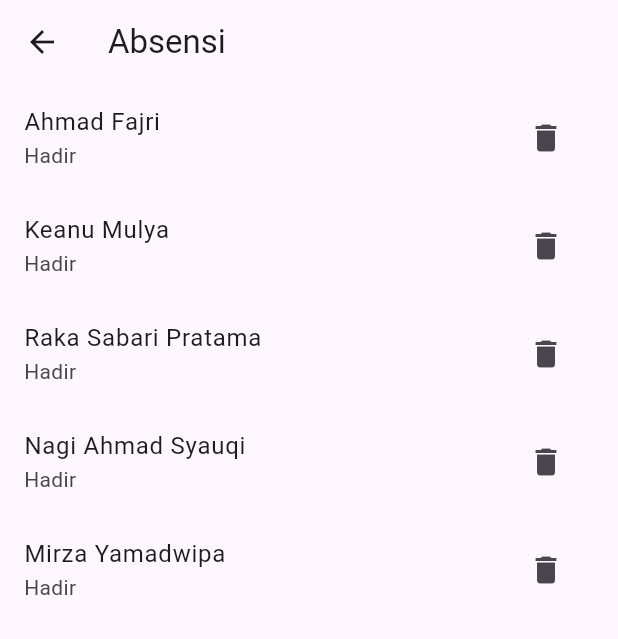
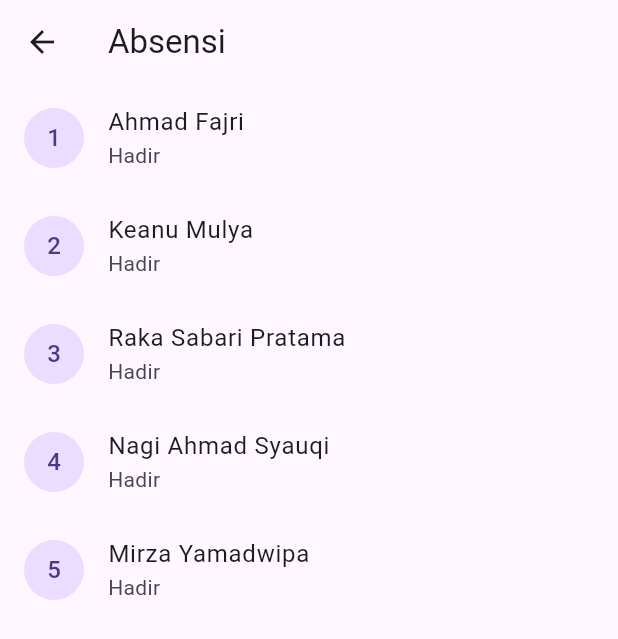
Before and after one commit to Redjri/Tugas-Bombayah, a Flutter app: the screen it shows after launch, after a tap on "Soal 2: Absensi Kelas", on a phone screen of 412 x 824 dp. Shown: the top 639 px of the screen. Run offline on Flutter 3.47's test engine with Material 3 defaults, Android fonts, the phone set to English and light mode, and no system bars; our stand-ins replace get; missing offline and left inert: dart:ffi.

Commit message:
Update dikit 1.Lebih rapih dan perubahan sedikit di beberapa halaman 2.Penambahan circle avatar 3.Menu tombol diberi jarak agar tidak saling menabrak
Urutan soal LKPD List:
-belanja.dart (soal 1)
-absen.dart (soal 2)
-kasir.dart (soal 3)
-tugasharian.dart (soal 4)
-belanjaonline.dart (soal 5)
-Controller.dart (Semua Controller LKPD List)

Urutan soal LKPD Map:
-Soal1-10 (semua soal LKPD Map)
-ControllerMap.dart (Semua Controller LKPD Map)

```diff
--- a/lkpdlist/lib/Controller.dart
+++ b/lkpdlist/lib/Controller.dart
@@ -7,7 +7,7 @@ class controller extends GetxController {
   final tkb = TextEditingController();
 
   var daftar = <String>[
-    'Apela'
+    'Apel'
   ].obs;
 
   void tambah() {
@@ -26,8 +26,8 @@ class controller extends GetxController {
     'Mirza Yamadwipa': 'Hadir'
   }.obs;
 
-  void hapus(String k){
-    nsiswa.remove(k);
+  void hapus(String i){
+    nsiswa.remove(i);
   }
 
   // soal 3
@@ -38,6 +38,8 @@ class controller extends GetxController {
 
   int nomor = 1;
 
+  final display = 0.obs;
+
   void tambantrian () {
 
     antrian.add(nomor);
@@ -47,6 +49,7 @@ class controller extends GetxController {
   void remove () {
     antrian.clear();
     nomor = 1;
+    display.value = 0;
   }
 
   void panggil () {
@@ -60,7 +63,8 @@ class controller extends GetxController {
           duration: Duration(seconds: 2)
       );
     } else {
-      antrian.remove(antrian.first);
+      display.value = antrian.first;
+      antrian.removeAt(0);
     }
   }
 
--- a/lkpdlist/lib/Soal1.dart
+++ b/lkpdlist/lib/Soal1.dart
@@ -22,6 +22,9 @@ class vimap extends StatelessWidget {
                   return ListTile(
                     title: Text(entry.value),
                     subtitle: Text('Kode ${entry.key}'),
+                    leading: CircleAvatar(
+                      child: Text('${i+1}'),
+                    ),
                   );
                 }
         )
--- a/lkpdlist/lib/Soal10.dart
+++ b/lkpdlist/lib/Soal10.dart
@@ -24,6 +24,9 @@ class batad extends StatelessWidget {
                       return ListTile(
                         title: Text(e.key),
                         subtitle: Text(e.value),
+                        leading: CircleAvatar(
+                          child: Text('${i + 1}'),
+                        ),
                       );
                     }
                 )
--- a/lkpdlist/lib/Soal3.dart
+++ b/lkpdlist/lib/Soal3.dart
@@ -24,6 +24,7 @@ class datke extends StatelessWidget {
                     return ListTile(
                       title: Text('Nama Produk: ${e.value}'),
                       subtitle: Text('Kuantitas: ${e.key}'),
+
                     );
                   }
                 )
@@ -31,6 +32,9 @@ class datke extends StatelessWidget {
             Text('Control Panel'),
             TextField(
               controller: c.tecc,
+              decoration: InputDecoration(
+                  hint: Text('Input Kuantitas')
+              ),
             ),
             ElevatedButton(
                 onPressed: () => c.stokupdate("B001"),
--- a/lkpdlist/lib/Soal4.dart
+++ b/lkpdlist/lib/Soal4.dart
@@ -23,8 +23,8 @@ class hpsdt extends StatelessWidget {
                     itemBuilder: (context, i) {
                       final e = c.bookmarks.entries.elementAt(i);
                       return ListTile(
-                        title: Text('Nama Produk: ${e.value}'),
-                        subtitle: Text('Kuantitas: ${e.key}'),
+                        title: Text('Nama Produk: ${e.key}'),
+                        subtitle: Text('Kuantitas: ${e.value}'),
                         trailing: IconButton(
                             onPressed: () => c.removeBookmark(e.key),
                             icon: Icon(Icons.delete)
--- a/lkpdlist/lib/Soal6.dart
+++ b/lkpdlist/lib/Soal6.dart
@@ -22,13 +22,13 @@ class kelnil extends StatelessWidget {
                     itemBuilder: (context, i) {
                       final e = c.itemPrices.entries.elementAt(i);
                       return ListTile(
-                        title: Text(e.value.toString()),
-                        subtitle: Text(e.key),
+                        title: Text(e.key),
+                        subtitle: Text('Harga: ${e.value.toString()}'),
                       );
                     }
                 )
             ),
-            Text('Total Bayar: RP ${c.totalPrice}')
+            Text('Total Bayar: RP ${c.totalPrice}', style: TextStyle(fontSize: 15),)
           ],
         ),
       ),
--- a/lkpdlist/lib/Soal7.dart
+++ b/lkpdlist/lib/Soal7.dart
@@ -25,6 +25,9 @@ class upsert extends StatelessWidget {
                       return ListTile(
                         title: Text(e.key),
                         subtitle: Text('Rating: ${e.value.toString()}'),
+                        leading: CircleAvatar(
+                          child: Text('${i + 1}'),
+                        ),
                         trailing: Icon(Icons.star),
                       );
                     }
--- a/lkpdlist/lib/Soal8.dart
+++ b/lkpdlist/lib/Soal8.dart
@@ -13,7 +13,8 @@ class filter extends StatelessWidget {
         title: Text('Reset Filter'),
       ),
       body: SingleChildScrollView(
-        child: Row(
+        child: Column(
+          crossAxisAlignment: CrossAxisAlignment.start,
           children: [
             Obx(
                 () => Wrap(
--- a/lkpdlist/lib/Soal9.dart
+++ b/lkpdlist/lib/Soal9.dart
@@ -25,11 +25,14 @@ class nilrat extends StatelessWidget {
                       return ListTile(
                         title: Text(e.key),
                         subtitle: Text('Nilai: ${e.value.toString()}'),
+                        leading: CircleAvatar(
+                          child: Text('${i + 1}'),
+                        ),
                       );
                     }
                 )
             ),
-            Text('Nilai Rata-Rata adalah: ${c.averageGrade.toStringAsFixed(2)}')
+            Text('Nilai Rata-Rata adalah: ${c.averageGrade.toStringAsFixed(2)}', style: TextStyle(fontSize: 20),)
           ],
         ),
       ),
--- a/lkpdlist/lib/absen.dart
+++ b/lkpdlist/lib/absen.dart
@@ -22,20 +22,21 @@ class absen extends StatelessWidget {
                 itemCount: c.nsiswa.length,
                 itemBuilder: (context, i) {
                   final e = c.nsiswa.entries.elementAt(i);
-                  return ListTile(
-                    title: Text(e.key),
-                    subtitle: Text('${e.value}'),
-                    trailing: Row(
-                      mainAxisSize: MainAxisSize.min,
-                      children: [
-                        IconButton(
-                          onPressed: () {
-                            c.hapus(e.key);
-                          },
-                          icon: Icon(Icons.delete),
+                  return Wrap(
+                    children: [
+                      GestureDetector(
+                        onTap: () {
+                          c.hapus(e.key);
+                        },
+                        child: ListTile(
+                          title: Text(e.key),
+                          subtitle: Text(e.value),
+                          leading: CircleAvatar(
+                            child: Text('${i + 1}'),
+                          ),
                         ),
-                      ],
-                    ),
+                      )
+                    ],
                   );
                 },
               ),
@@ -46,3 +47,19 @@ class absen extends StatelessWidget {
     );
   }
 }
+
+// ListTile(
+// title: Text(e.key),
+// subtitle: Text('${e.value}'),
+// trailing: Row(
+// mainAxisSize: MainAxisSize.min,
+// children: [
+// IconButton(
+// onPressed: () {
+// c.hapus(e.key);
+// },
+// icon: Icon(Icons.delete),
+// ),
+// ],
+// ),
+// );
--- a/lkpdlist/lib/belanja.dart
+++ b/lkpdlist/lib/belanja.dart
@@ -16,6 +16,9 @@ class belanja extends StatelessWidget {
         children: [
           TextField(
             controller: c.tkb,
+            decoration: InputDecoration(
+              hint: Text('Input Belanja')
+            ),
           ),
           ElevatedButton(
               onPressed: c.tambah,
@@ -30,6 +33,9 @@ class belanja extends StatelessWidget {
             itemCount: c.daftar.length,
             itemBuilder: (context, i) => ListTile(
               title: Text(c.daftar[i]),
+              leading: CircleAvatar(
+                child: Text('${i + 1}'),
+              ),
             )
           ))
         ],
--- a/lkpdlist/lib/belanjaonline.dart
+++ b/lkpdlist/lib/belanjaonline.dart
@@ -45,6 +45,9 @@ class belanjonline extends StatelessWidget {
                     itemCount: c.keranjang.length,
                     itemBuilder: (context, i) => ListTile(
                       title: Text(c.keranjang[i].toString()),
+                      leading: CircleAvatar(
+                        child: Text('${i+1}'),
+                      ),
                     ),
                 )
             ),
--- a/lkpdlist/lib/kasir.dart
+++ b/lkpdlist/lib/kasir.dart
@@ -17,6 +17,11 @@ class AntrianKasir extends StatelessWidget {
       body: SingleChildScrollView(
         child: Column(
           children: [
+            Obx(
+                () => Text('Antrian ke-${c.display}', style: TextStyle(
+                  fontSize: 25
+                ),)
+            ),
             Row(
               mainAxisAlignment: MainAxisAlignment.center,
               children: [
@@ -34,6 +39,7 @@ class AntrianKasir extends StatelessWidget {
                 ),
               ],
             ),
+            Text('Antrian'),
             Obx(
                     () => ListView.builder(
                     shrinkWrap: true,
--- a/lkpdlist/lib/menu.dart
+++ b/lkpdlist/lib/menu.dart
@@ -14,6 +14,7 @@ class menu extends StatelessWidget {
       body: SingleChildScrollView(
         child: Expanded(
           child: Column(
+            spacing: 15,
             crossAxisAlignment: CrossAxisAlignment.start,
             children: [
               Text(
@@ -22,7 +23,6 @@ class menu extends StatelessWidget {
                   fontSize: 25
                 ),
               ),
-              SizedBox(height: 10),
               ElevatedButton(
                   onPressed: () {
                     Get.toNamed('/belanja');
@@ -53,14 +53,13 @@ class menu extends StatelessWidget {
                   },
                   child: Text('Soal 5: Keranjang Belanja')
               ),
-              SizedBox(height: 10),
+              SizedBox(height: 15),
               Text(
                 'LKPD Map',
                 style: TextStyle(
                     fontSize: 25
                 ),
               ),
-              SizedBox(height: 10),
               ElevatedButton(
                   onPressed: () {
                     Get.toNamed('/soal1');
```
Also changed, not shown: lkpdlist/lib/Soal2.dart (+9 -2 lines), lkpdlist/lib/Soal5.dart (+5 -2 lines), lkpdlist/lib/tugasharian.dart (+9 -1 lines).
